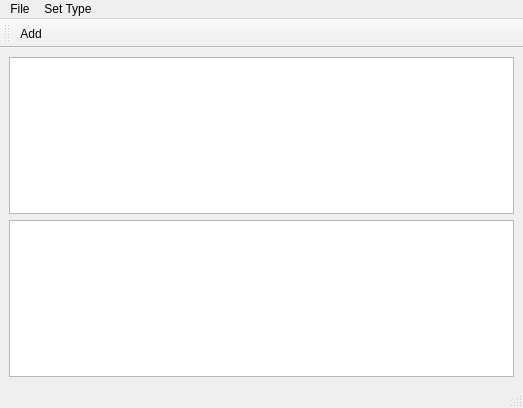
Above: src/ui/gui1.ui from volund/entr before the change. Below: the same form after it.
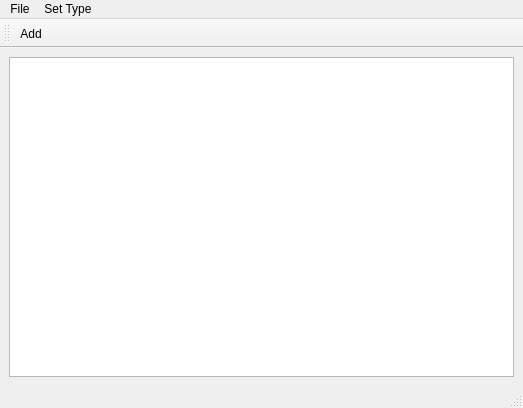
That is the form after the change.

Patch:
```diff
--- a/src/ui/gui1.ui
+++ b/src/ui/gui1.ui
@@ -31,9 +31,6 @@
       </property>
      </widget>
     </item>
-    <item>
-     <widget class="QListView" name="metadata_view"/>
-    </item>
    </layout>
   </widget>
   <widget class="QMenuBar" name="menubar">
```
